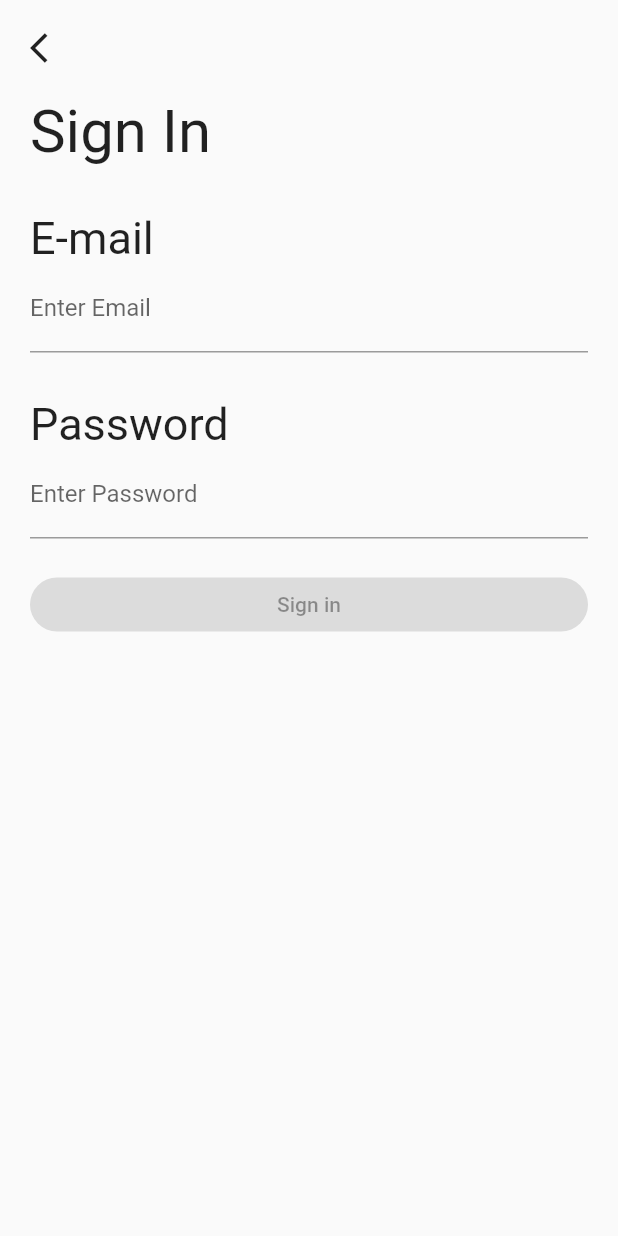
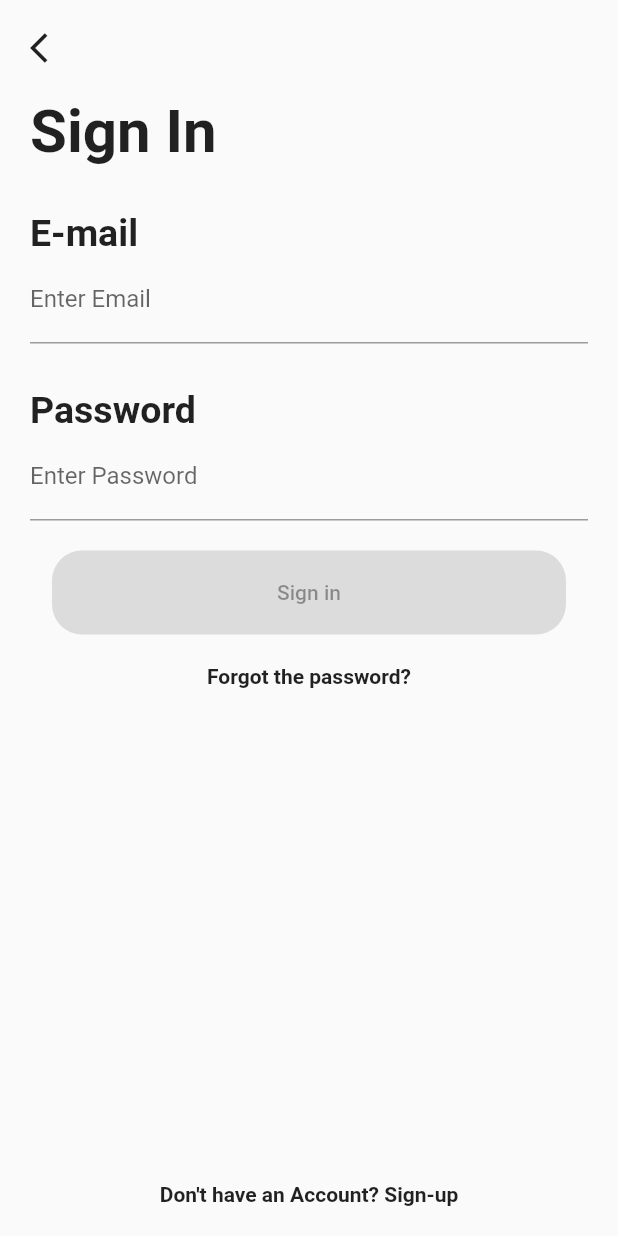
Before and after one commit to Perception12/flutter_banking_ui, a Flutter app: the screen it shows after launch, on a phone screen of 412 x 824 dp. Run offline on Flutter 3.47's test engine with Material 2 defaults, Android fonts, the phone set to English and light mode, and no system bars.

Commit message:
done wit the sign in page

```diff
--- a/lib/main.dart
+++ b/lib/main.dart
@@ -26,56 +26,65 @@ class _SignInPageState extends State<SignInPage> {
             child: Column(
               crossAxisAlignment: CrossAxisAlignment.start,
               children: [
-                Icon(
+                const Icon(
                   Icons.arrow_back_ios,
                 ),
-                SizedBox(height: 20),
-                Text(
+                const SizedBox(height: 20),
+                const Text(
                   'Sign In',
-                  style: TextStyle(fontSize: 40, fontWeight: FontWeight.normal),
+                  style: TextStyle(fontSize: 40, fontWeight: FontWeight.bold),
                 ),
-                SizedBox(height: 30),
-                Text(
+                const SizedBox(height: 30),
+                const Text(
                   'E-mail',
-                  style: TextStyle(fontSize: 30, fontWeight: FontWeight.normal),
+                  style: TextStyle(fontSize: 25, fontWeight: FontWeight.bold),
                 ),
                 TextField(
                   obscureText: true,
-                  decoration: InputDecoration(
+                  decoration: const InputDecoration(
                     labelText: 'Enter Email',
                   ),controller:email,
                   onChanged: (a){setState(() {
 
                   });}, ),
-                SizedBox(height: 30),
-                Text(
+                const SizedBox(height: 30),
+                const Text(
                   'Password',
-                  style: TextStyle(fontSize: 30, fontWeight: FontWeight.normal),
+                  style: TextStyle(fontSize: 25, fontWeight: FontWeight.bold),
                 ),
                 TextField(
                   obscureText: true,
-                  decoration: InputDecoration(
+                  decoration: const InputDecoration(
                     labelText: 'Enter Password',
                   ),controller: password,
                   onChanged: (a){setState(() {
 
                   });},
                 ),
-                SizedBox(height: 20),
-                Row(
-                  children: [
-                    Expanded(
+                const SizedBox(height: 20),
+                Center(
                   child: ElevatedButton(
                     onPressed:email.text.isEmpty || password.text.isEmpty? null: () {},
-                        child: Text('Sign in'),
+                    child: const Text('Sign in'),
                     style: ElevatedButton.styleFrom(
+                        padding: const EdgeInsets.symmetric(vertical: 20, horizontal: 150),
                         primary:email.text.isEmpty || password.text.isEmpty? Colors.grey: Colors.blue,
                         shape: RoundedRectangleBorder(
                             borderRadius: BorderRadius.circular(20)
                         )),
                   ),
                 ),
-                  ],
+                const SizedBox(height: 20),
+                const Center(
+                  child: Text(
+                      'Forgot the password?', style: TextStyle(fontWeight: FontWeight.bold)
+                  ),
+                ),
+                Expanded(child: SizedBox()),
+                const Center(
+                  child: Text(
+                        "Don't have an Account? Sign-up", style: TextStyle(fontWeight: FontWeight.bold)
+                    ),
                 ),
               ],
             ),
```
Lines whose indentation alone changed are shown as unchanged.
